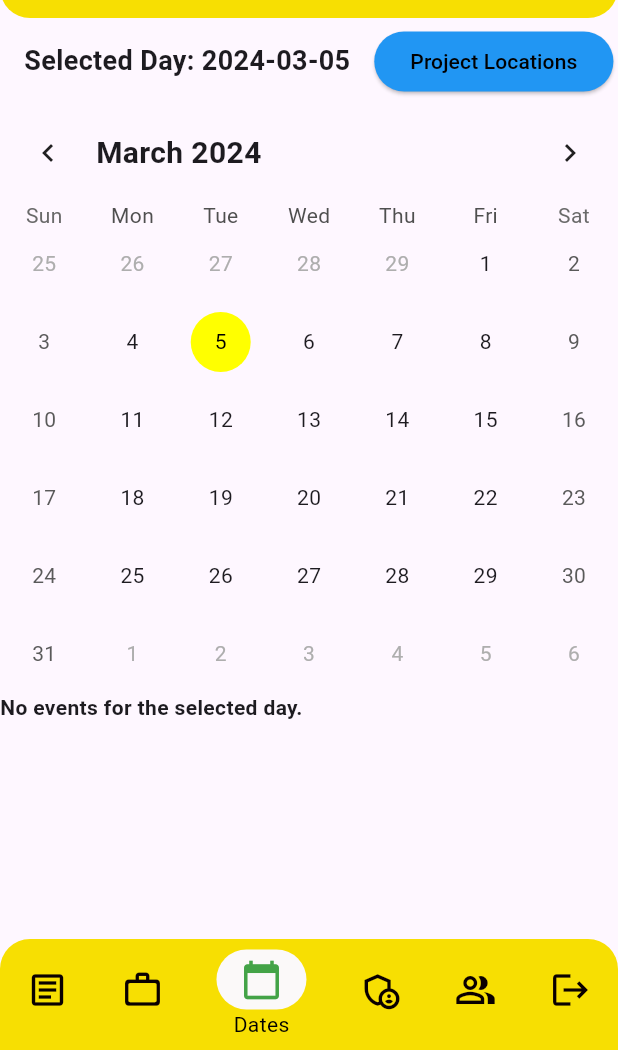
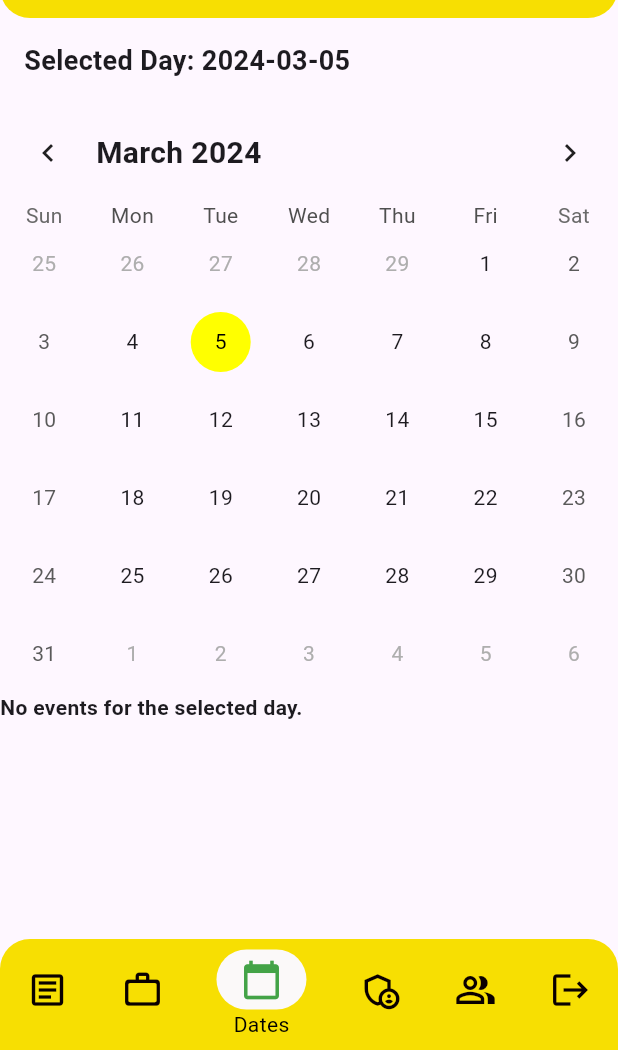
Before and after one commit to KJBotheju/uokleomobileapp, a Flutter app: the screen it shows after launch, item 3 of the bottom bar chosen, on a phone screen of 412 x 824 dp, the part 186-1236 px from its top. Run offline on Flutter 3.47's test engine with Material 3 defaults, Android fonts, the phone set to English and light mode, and no system bars; drawn by our look-alikes of table_calendar; our stand-ins replace cloud_firestore, firebase_auth, firebase_core, firebase_storage, flutter_linkify, google_sign_in and 1 more; accounts and stored records are empty.

Commit message:
update code

```diff
--- a/lib/screens/EventPage.dart
+++ b/lib/screens/EventPage.dart
@@ -1,7 +1,6 @@
 import 'package:flutter/material.dart';
 import 'package:table_calendar/table_calendar.dart';
 import 'package:cloud_firestore/cloud_firestore.dart';
-import 'package:uokleo/screens/location.dart';
 
 class EventPage extends StatefulWidget {
   const EventPage({Key? key}) : super(key: key);
@@ -109,23 +108,6 @@ class _EventPageState extends State<EventPage> {
                         TextStyle(fontSize: 18.0, fontWeight: FontWeight.bold),
                   ),
                 ),
-                ElevatedButton(
-                  style: ButtonStyle(
-                    backgroundColor: MaterialStateProperty.all(Colors.blue),
-                  ),
-                  onPressed: () {
-                    Navigator.pushReplacement(
-                      context,
-                      MaterialPageRoute(builder: (context) => LocationPage()),
-                    );
-                  },
-                  child: Text(
-                    'Project Locations',
-                    style: TextStyle(
-                      color: Colors.black,
-                    ),
-                  ),
-                ),
               ],
             ),
             TableCalendar(
```
Also changed, not shown: lib/screens/location.dart (deleted, +0 -32 lines).
